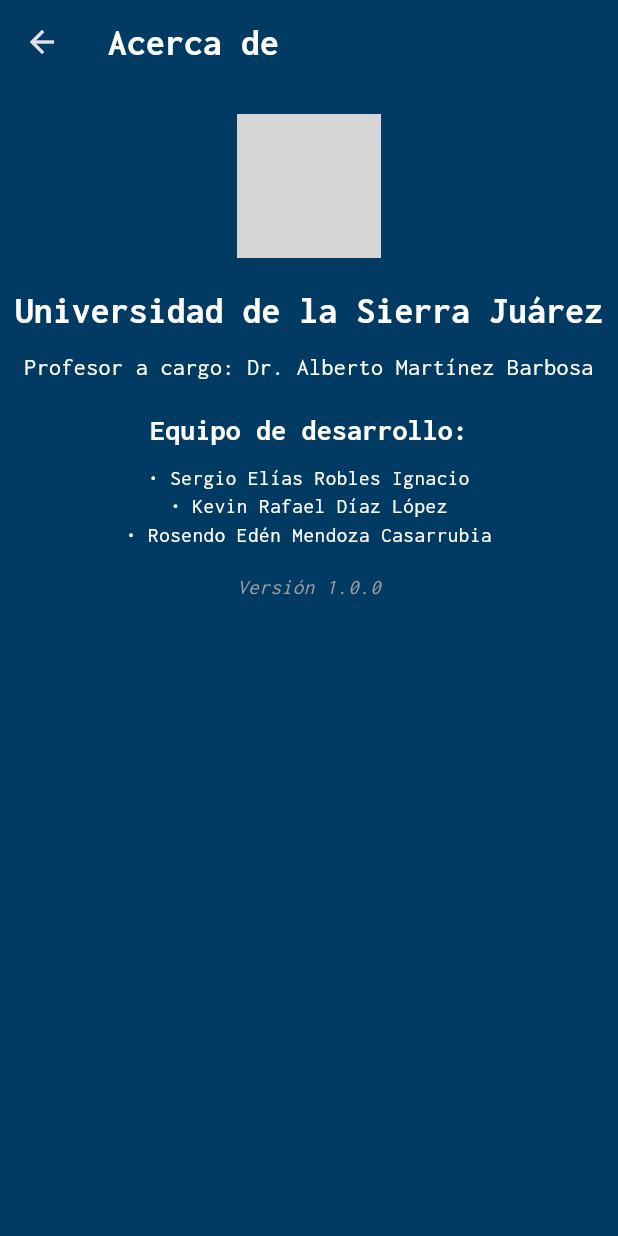
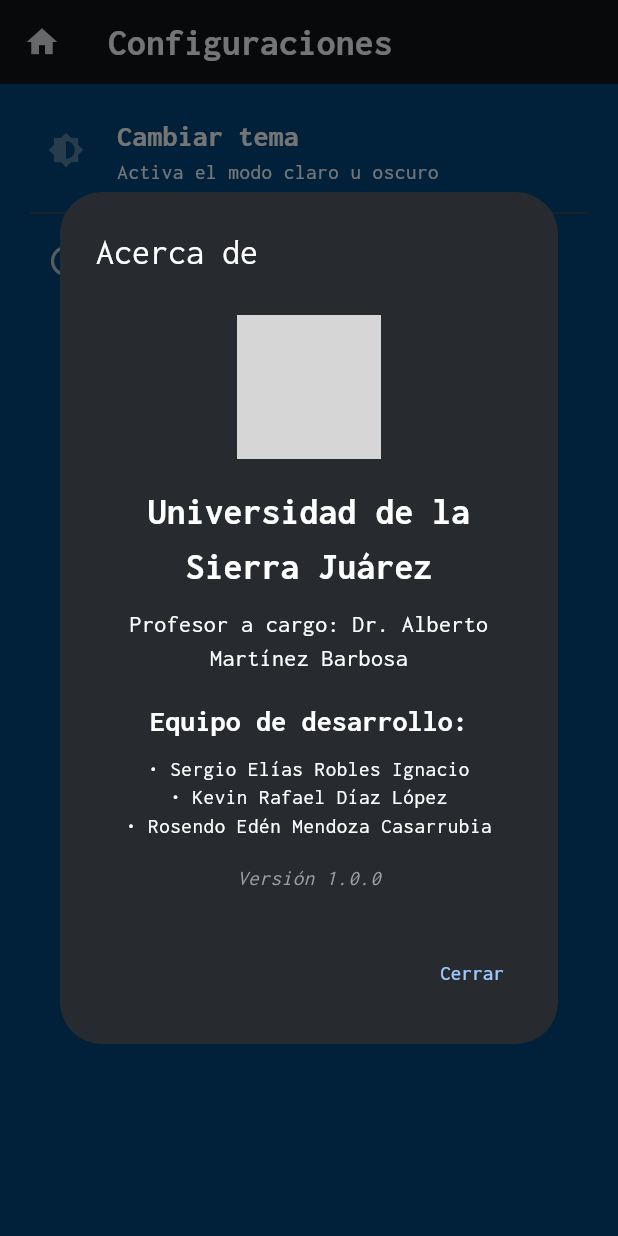
Before and after one commit to RafaelDiaz01/App-Tarantulas, a Flutter app: the Configuration screen opened directly, after a tap on the "info outline" icon, on a phone screen of 412 x 824 dp. Run offline on Flutter 3.47's test engine with Material 3 defaults, Android fonts, the phone set to English and light mode, and no system bars; our stand-ins replace font_awesome_flutter, google_fonts, hive, hive_flutter, lottie; accounts and stored records are empty; grey boxes are pictures that could not be loaded.

Commit message:
Configuración del tema de la aplicación finalizada, sin embargo, faltan checar algunos detalles.

```diff
--- a/lib/configurations/app_theme.dart
+++ b/lib/configurations/app_theme.dart
@@ -28,3 +28,29 @@ final appTheme = ThemeData().copyWith(
   colorScheme: appColorScheme,
   textTheme: appTextTheme,
 );
+
+final appThemeLight = ThemeData(
+  brightness: Brightness.light,
+  scaffoldBackgroundColor: const Color.fromARGB(255, 169, 214, 229),
+  colorScheme: ColorScheme.fromSeed(
+    seedColor: Colors.blue,
+    brightness: Brightness.light,
+  ),
+  textTheme: appTextTheme.apply(
+    bodyColor: Colors.black,
+    displayColor: Colors.black,
+  ),
+);
+
+final appThemeDark = ThemeData(
+  brightness: Brightness.dark,
+  scaffoldBackgroundColor: const Color.fromARGB(255, 1, 73, 124),
+  colorScheme: ColorScheme.fromSeed(
+    seedColor: Colors.blue,
+    brightness: Brightness.dark,
+  ),
+  textTheme: appTextTheme.apply(
+    bodyColor: Colors.white,
+    displayColor: Colors.white,
+  ),
+);
--- a/lib/main.dart
+++ b/lib/main.dart
@@ -41,8 +41,8 @@ class _MyAppState extends State<MyApp> {
     return MaterialApp(
       title: 'App Tarantulas',
       themeMode: _themeMode,
-      theme: appTheme.copyWith(brightness: Brightness.light), // Tema claro
-      darkTheme: appTheme.copyWith(brightness: Brightness.dark), // Tema oscuro
+      theme: appThemeLight, // Tema claro
+      darkTheme: appThemeDark, // Tema oscuro
       debugShowCheckedModeBanner: false,
       home: MyHomeScreen(
         title: 'Tliltocatl Schroederi',
--- a/lib/widgets/about.dart
+++ b/lib/widgets/about.dart
@@ -6,7 +6,7 @@ class About extends StatelessWidget {
   @override
   Widget build(BuildContext context) {
     return Padding(
-      padding: const EdgeInsets.symmetric(vertical: 20),
+      padding: const EdgeInsets.symmetric(vertical: 10),
       child: Column(
         crossAxisAlignment: CrossAxisAlignment.center,
         children: [
--- a/lib/widgets/configuration.dart
+++ b/lib/widgets/configuration.dart
@@ -57,23 +57,24 @@ class Configuration extends StatelessWidget {
                 IconButton(
                   icon: const Icon(Icons.info_outline),
                   onPressed: () {
-                    Navigator.push(
-                      context,
-                      MaterialPageRoute(
-                        builder:
-                            (context) => Scaffold(
-                              appBar: AppBar(
-                                title: Text(
-                                  "Acerca de",
-                                  style:
-                                      Theme.of(
-                                        context,
-                                      ).textTheme.titleMedium?.copyWith(),
-                                ),
+                    showDialog(
+                      context: context,
+                      builder:
+                          (context) => AlertDialog(
+                            title: const Text('Acerca de'),
+                            content: SizedBox(
+                              width: double.maxFinite,
+                              // Ajusta la altura máxima según lo que necesites
+                              height: 400,
+                              child: SingleChildScrollView(child: About()),
+                            ),
+                            actions: [
+                              TextButton(
+                                onPressed: () => Navigator.pop(context),
+                                child: const Text('Cerrar'),
                               ),
-                              body: SingleChildScrollView(child: About()),
-                            ),
-                      ),
+                            ],
+                          ),
                     );
                   },
                 ),
```
